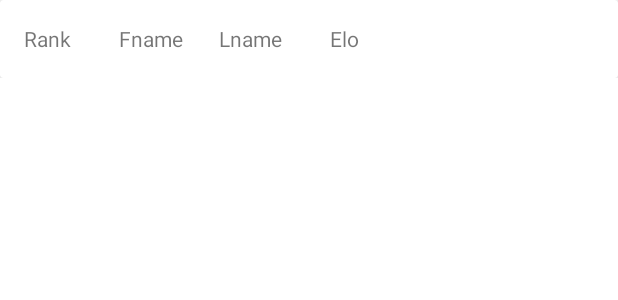
After one commit to mhas97/TennisLadder-Frontend, an Android app: the layout ladder_row.xml on its own in the app's theme, with its tools: preview values and no code run, on a phone screen of 412 x 824 dp. The commit adds this screen. Shown: the top 300 px of the screen. Run offline under Robolectric (Android 15) with nearby library versions, the phone set to English and light mode, and no system bars.

Commit message:
Starting creation of ladder display

```diff
--- /dev/null
+++ b/app/src/main/res/layout/ladder_row.xml
@@ -0,0 +1,66 @@
+<?xml version="1.0" encoding="utf-8"?>
+<androidx.constraintlayout.widget.ConstraintLayout
+    xmlns:android="http://schemas.android.com/apk/res/android"
+    xmlns:app="http://schemas.android.com/apk/res-auto"
+    xmlns:tools="http://schemas.android.com/tools"
+    android:layout_width="match_parent"
+    android:layout_height="wrap_content">
+
+    <androidx.cardview.widget.CardView
+        android:layout_width="match_parent"
+        android:layout_height="wrap_content"
+        tools:layout_editor_absoluteX="80dp"
+        tools:layout_editor_absoluteY="83dp" >
+
+        <androidx.constraintlayout.widget.ConstraintLayout
+            android:layout_width="match_parent"
+            android:layout_height="52dp">
+
+            <TextView
+                android:id="@+id/rank_text"
+                android:layout_width="wrap_content"
+                android:layout_height="wrap_content"
+                android:layout_marginStart="16dp"
+                android:layout_marginLeft="16dp"
+                android:layout_marginTop="16dp"
+                android:text="Rank"
+                app:layout_constraintStart_toStartOf="parent"
+                app:layout_constraintTop_toTopOf="parent" />
+
+            <TextView
+                android:id="@+id/fname_text"
+                android:layout_width="wrap_content"
+                android:layout_height="wrap_content"
+                android:layout_marginStart="32dp"
+                android:layout_marginLeft="32dp"
+                android:layout_marginTop="16dp"
+                android:text="Fname"
+                app:layout_constraintStart_toEndOf="@+id/rank_text"
+                app:layout_constraintTop_toTopOf="parent" />
+
+            <TextView
+                android:id="@+id/lname_text"
+                android:layout_width="wrap_content"
+                android:layout_height="wrap_content"
+                android:layout_marginStart="24dp"
+                android:layout_marginLeft="24dp"
+                android:layout_marginTop="16dp"
+                android:text="Lname"
+                app:layout_constraintStart_toEndOf="@+id/fname_text"
+                app:layout_constraintTop_toTopOf="parent" />
+
+            <TextView
+                android:id="@+id/elo_text"
+                android:layout_width="wrap_content"
+                android:layout_height="wrap_content"
+                android:layout_marginStart="32dp"
+                android:layout_marginLeft="32dp"
+                android:layout_marginTop="16dp"
+                android:text="Elo"
+                app:layout_constraintStart_toEndOf="@+id/lname_text"
+                app:layout_constraintTop_toTopOf="parent" />
+        </androidx.constraintlayout.widget.ConstraintLayout>
+
+    </androidx.cardview.widget.CardView>
+
+</androidx.constraintlayout.widget.ConstraintLayout>
```
Also changed, not shown: app/src/main/java/com/example/myapplication/LadderActivity.java (+10 -2 lines), app/src/main/java/com/example/myapplication/LadderAdapter.java (added, +40 -0 lines), app/src/main/res/layout/activity_ladder.xml (+4 -28 lines).
